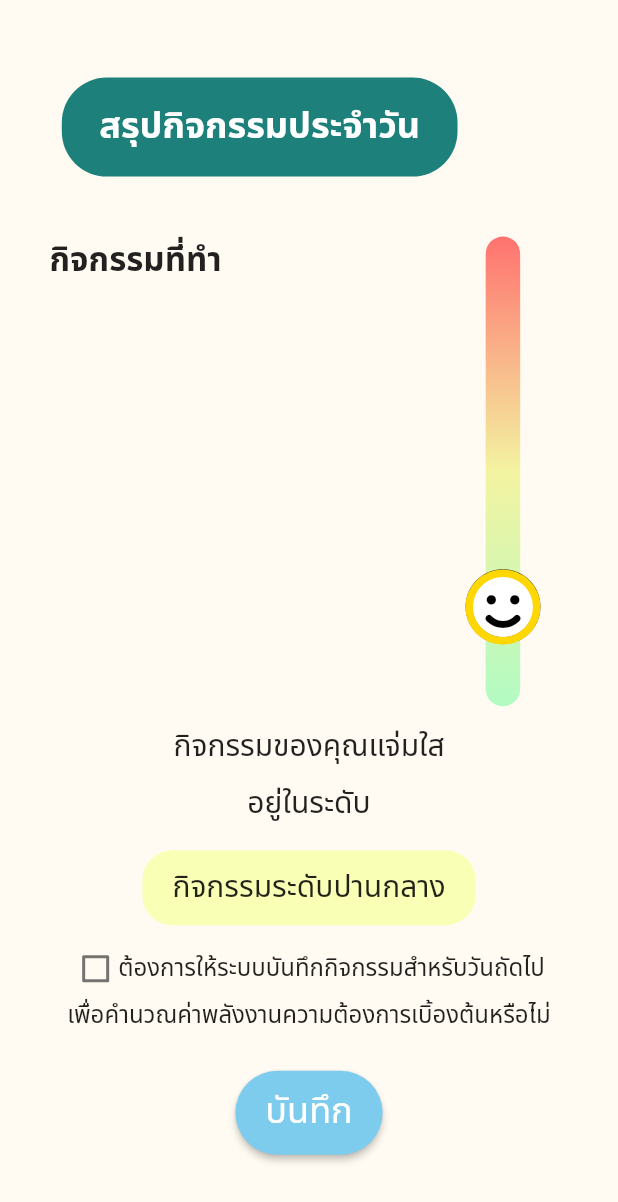
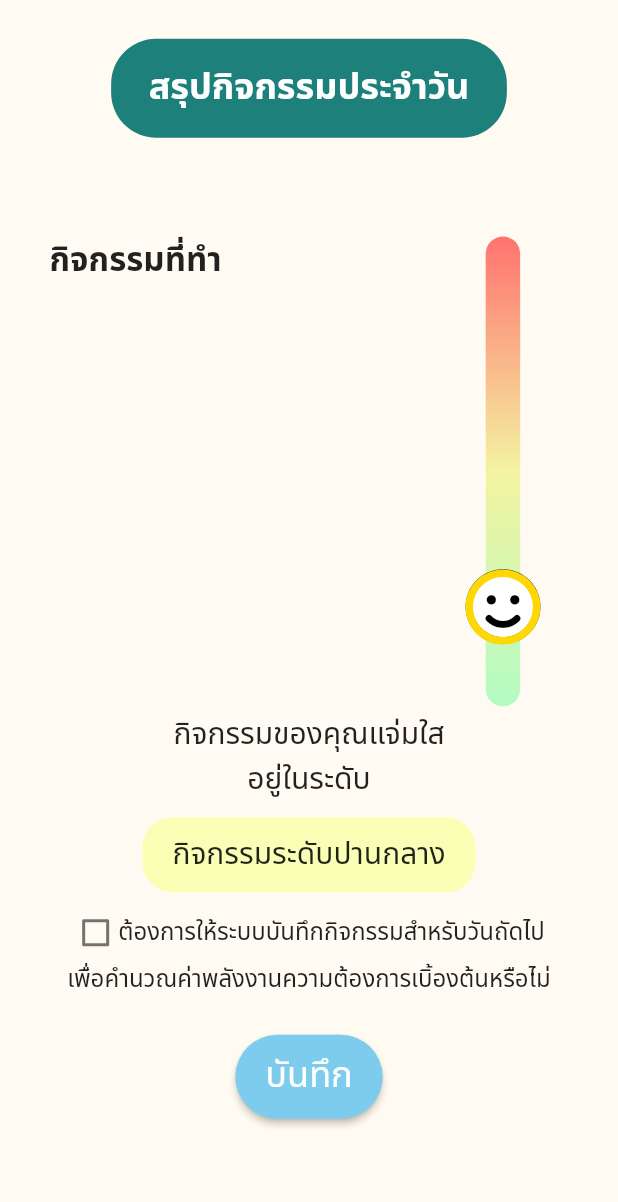
Before and after one commit to AINutritionProject/KinDeeUDee, a Flutter app: the ActivityResult screen opened directly with empty values, on a phone screen of 412 x 824 dp. Shown: the top 1202 px of the screen. Run offline on Flutter 3.47's test engine with Material 2 defaults, Android fonts, the phone set to English and light mode, and no system bars; our stand-ins replace camera, cloud_firestore, csv, dotted_border, email_validator, firebase_auth and 9 more; missing offline and left inert: tflite_flutter; accounts and stored records are empty; project files that could hold a hidden picture were left out.

Commit message:
fix activity_result small screen overflow

```diff
--- a/lib/pages/information/activity_result.dart
+++ b/lib/pages/information/activity_result.dart
@@ -22,13 +22,15 @@ class ActivityResult extends StatelessWidget {
       screenHeight: mediaQueryData.size.height,
     );
     return Scaffold(
-      body: Container(
+      body: SafeArea(
+        child: Container(
           color: screenSizeData.screenWidth <= screenSizeData.maxWidth
               ? Colors.white
               : Colors.black,
           child: Center(
             child: Container(
               width: screenSizeData.screenSizeWidth,
+              height: screenSizeData.screenHeight,
               color: const Color.fromRGBO(255, 251, 242, 1),
               child: Center(
                 child: Column(
@@ -40,6 +42,7 @@ class ActivityResult extends StatelessWidget {
                     ActivityResultBody(user: user),
                     ActivityResultFooter(user: user, isConfig: isConfig),
                   ],
+                ),
               ),
             ),
           ),
@@ -123,8 +126,9 @@ class _ActivityResultBodyState extends State<ActivityResultBody> {
                     padding: EdgeInsets.only(
                         left: MediaQuery.of(context).size.width < 600 ? 8 : 25),
                     child: SizedBox(
-                      height:
-                          MediaQuery.of(context).size.width < 550 ? 220 : 350,
+                      height: MediaQuery.of(context).size.width < 550
+                          ? MediaQuery.of(context).size.height * 0.26
+                          : MediaQuery.of(context).size.height * 0.35,
                       child: Scrollbar(
                         child: ListView.builder(
                           itemCount: activities.length,
@@ -200,7 +204,7 @@ class ActivityResultHeader extends StatelessWidget {
         child: Padding(
           padding: EdgeInsets.symmetric(horizontal: width * 0.1),
           child: Align(
-            alignment: Alignment.bottomLeft,
+            alignment: Alignment.center,
             child: Container(
               padding: const EdgeInsets.symmetric(vertical: 15, horizontal: 25),
               decoration: BoxDecoration(
@@ -328,27 +332,21 @@ class _ActivityResultFooterState extends State<ActivityResultFooter> {
     return Expanded(
       flex: 3,
       child: Padding(
-        padding: const EdgeInsets.symmetric(vertical: 8.0),
+        padding: const EdgeInsets.symmetric(vertical: 4.0),
         child: Column(
           children: [
-            Padding(
-              padding: const EdgeInsets.symmetric(vertical: 4.0),
-              child: Text("กิจกรรมของคุณแจ่มใส",
+            Text("กิจกรรมของคุณแจ่มใส",
                 style: TextStyle(
                     fontSize:
                         MediaQuery.of(context).size.width < 600 ? 20 : 24),
                 textAlign: TextAlign.center),
-            ),
-            Padding(
-              padding: const EdgeInsets.symmetric(vertical: 4.0),
-              child: Text("อยู่ในระดับ",
+            Text("อยู่ในระดับ",
                 style: TextStyle(
                     fontSize:
                         MediaQuery.of(context).size.width < 600 ? 20 : 24),
                 textAlign: TextAlign.center),
-            ),
             Padding(
-              padding: const EdgeInsets.symmetric(vertical: 12.0),
+              padding: const EdgeInsets.symmetric(vertical: 10.0),
               child: Container(
                 decoration: BoxDecoration(
                     color: const Color(0xFFF9FFB5),
```
Lines whose indentation alone changed are shown as unchanged.
